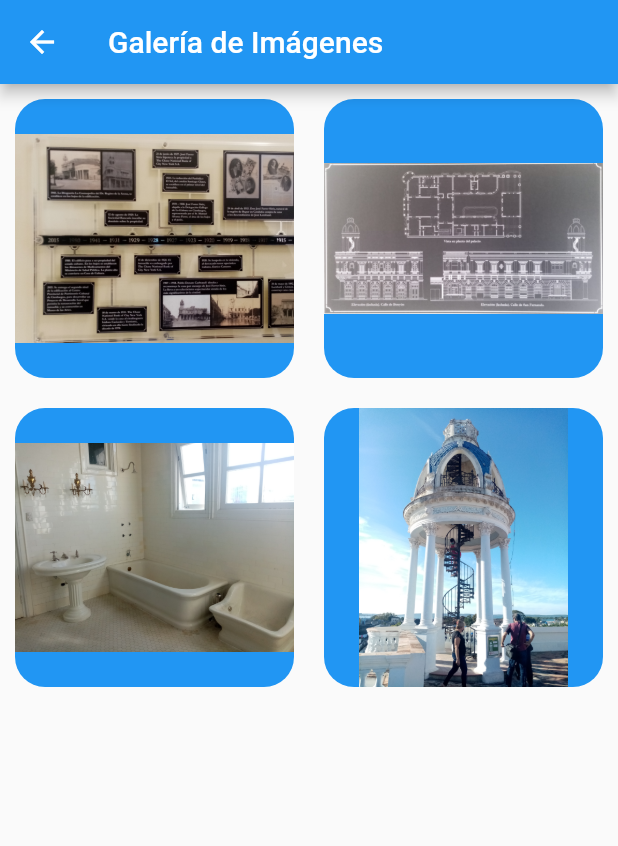
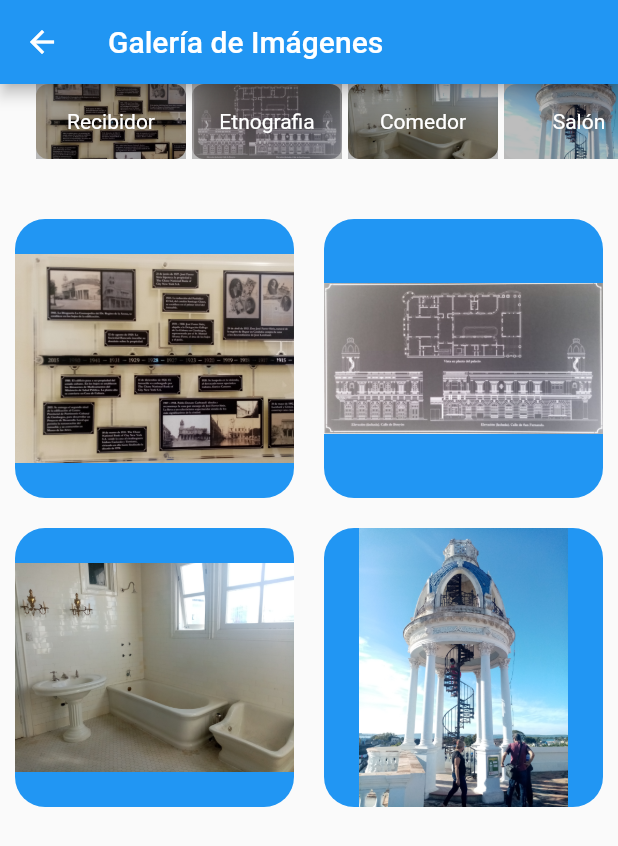
Before and after one commit to alfredoespal97/mapf_apk, a Flutter app: the GaleriaPage screen opened by its route, on a phone screen of 412 x 824 dp. Shown: the top 846 px of the screen. Run offline on Flutter 3.47's test engine with Material 2 defaults, Android fonts, the phone set to English and light mode, and no system bars; our stand-ins replace get, photo_view; missing offline and left inert: panorama, qr_code_scanner.

Commit message:
Update galeria.dart

```diff
--- a/lib/galeria.dart
+++ b/lib/galeria.dart
@@ -10,7 +10,6 @@ class GaleriaPage extends StatefulWidget {
 }
 
 class _GaleriaPageState extends State<GaleriaPage> {
-
   final imageList = [
     'assets/img1.jpg',
     'assets/img2.jpg',
@@ -35,12 +34,43 @@ class _GaleriaPageState extends State<GaleriaPage> {
     'Acceso a Pergola, Bar, Mirador',
   ];
 
-
   @override
   Widget build(BuildContext context) {
     return Scaffold(
         appBar: AppBar(title: Text("Galería de Imágenes")),
-        body: GridView.builder(
+        body: Container(
+            child: Column(children: <Widget>[
+          Container(
+            height: 80,
+            child: ListView.builder(
+                itemCount: imageList.length,
+                shrinkWrap: true,
+                padding: EdgeInsets.symmetric(horizontal: 24),
+                scrollDirection: Axis.horizontal,
+                itemBuilder: (context, index) {
+                  return Container(
+                    margin: EdgeInsets.only(right: 4),
+                    child: Stack(
+                      children: <Widget>[
+                        ClipRRect(
+                          child: Image.asset(imageList[index],
+                              height: 50, width: 100, fit: BoxFit.cover),
+                          borderRadius: BorderRadius.circular(8),
+                        ),
+                        Container(
+                          color: Colors.black26,
+                          height: 50,
+                          width: 100,
+                          alignment: Alignment.center,
+                          child: Text(salasList[index],
+                              style: TextStyle(color: Colors.white)),
+                        )
+                      ],
+                    ),
+                  );
+                }),
+          ),
+          GridView.builder(
             physics: NeverScrollableScrollPhysics(),
             shrinkWrap: true,
             scrollDirection: Axis.vertical,
@@ -52,14 +82,13 @@ class _GaleriaPageState extends State<GaleriaPage> {
               return Container(
                 decoration: BoxDecoration(
                     color: Colors.blue,
-                  borderRadius: BorderRadius.all(Radius.circular(20))
-              ),
+                    borderRadius: BorderRadius.all(Radius.circular(20))),
                 margin: EdgeInsets.all(10),
                 child: Image.asset(imageList[index]),
                 //Text(salasList.elementAt(index)
               );
             },
-        )
-    );
+          ),
+        ])));
   }
 }
```
Lines whose indentation alone changed are shown as unchanged.
